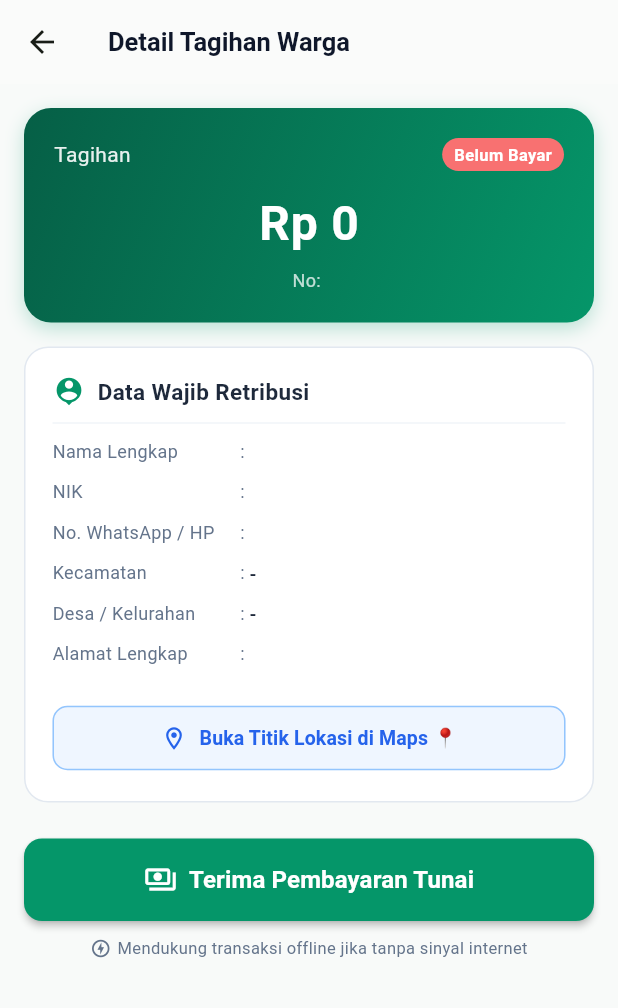
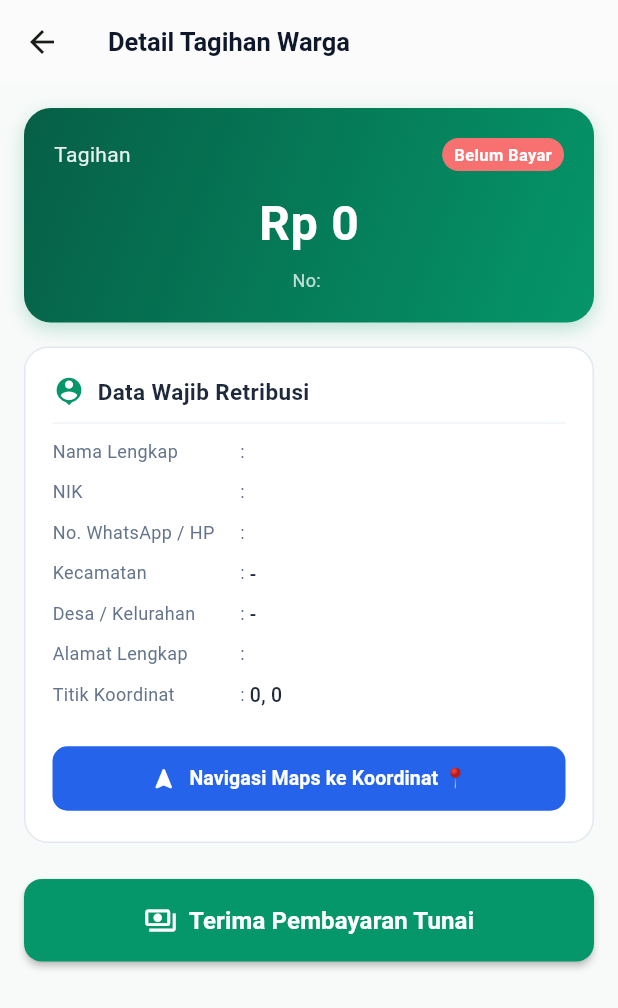
Before and after one commit to WithinTheDream/retribusikudusapp, a Flutter app: the DetailTagihanPetugasPage screen opened directly with empty values, on a phone screen of 412 x 824 dp. Shown: the top 1008 px of the screen. Run offline on Flutter 3.47's test engine with Material 3 defaults, Android fonts, the phone set to English and light mode, and no system bars; our stand-ins replace image_picker, shared_preferences, sqflite; accounts and stored records are empty.

Commit message:
feat(mobile): enforce mandatory lat/long input in pengajuan and use direct coordinate navigation in petugas maps

```diff
--- a/lib/screens/petugas/detail_tagihan_petugas_page.dart
+++ b/lib/screens/petugas/detail_tagihan_petugas_page.dart
@@ -36,26 +36,27 @@ class _DetailTagihanPetugasPageState extends State<DetailTagihanPetugasPage> {
   Future<void> _openGoogleMaps(dynamic wr) async {
     final lat = wr['latitude'] ?? wr['lat'];
     final lng = wr['longitude'] ?? wr['lokasi_long'];
-    final alamat = wr['alamat'] ?? '';
-    final desa = wr['desa']?['desa'] ?? '';
-    final kec = wr['kecamatan']?['kecamatan'] ?? '';
 
-    Uri url;
-    if (lat != null && lng != null && lat.toString().isNotEmpty && lng.toString().isNotEmpty) {
-      url = Uri.parse('https://www.google.com/maps/search/?api=1&query=$lat,$lng');
-    } else {
-      // Fallback menggunakan nama alamat lengkap di Kudus
-      final query = Uri.encodeComponent('$alamat, Desa $desa, Kec. $kec, Kudus, Jawa Tengah');
-      url = Uri.parse('https://www.google.com/maps/search/?api=1&query=$query');
+    if (lat == null || lng == null || lat.toString().isEmpty || lng.toString().isEmpty) {
+      if (!mounted) return;
+      ScaffoldMessenger.of(context).showSnackBar(
+        const SnackBar(
+          content: Text('⚠️ Titik koordinat Latitude & Longitude belum terdata untuk warga ini.'),
+          backgroundColor: Colors.orange,
+        ),
+      );
+      return;
     }
 
+    final Uri googleMapsUrl = Uri.parse('https://www.google.com/maps/search/?api=1&query=$lat,$lng');
+
     try {
-      if (await canLaunchUrl(url)) {
-        await launchUrl(url, mode: LaunchMode.externalApplication);
+      if (await canLaunchUrl(googleMapsUrl)) {
+        await launchUrl(googleMapsUrl, mode: LaunchMode.externalApplication);
       } else {
         if (!mounted) return;
         ScaffoldMessenger.of(context).showSnackBar(
-          const SnackBar(content: Text('Tidak dapat membuka aplikasi peta.')),
+          const SnackBar(content: Text('Tidak dapat membuka aplikasi Google Maps.')),
         );
       }
     } catch (e) {
@@ -293,24 +294,28 @@ class _DetailTagihanPetugasPageState extends State<DetailTagihanPetugasPage> {
                   _buildDetailRow('Kecamatan', kec),
                   _buildDetailRow('Desa / Kelurahan', desa),
                   _buildDetailRow('Alamat Lengkap', '$alamat ${rt.isNotEmpty ? "RT $rt " : ""}${rw.isNotEmpty ? "RW $rw" : ""}'),
+                  _buildDetailRow('Titik Koordinat', hasCoordinates ? '${wr['latitude'] ?? wr['lat']}, ${wr['longitude'] ?? wr['lokasi_long']}' : 'Belum terdata'),
 
                   const SizedBox(height: 14),
 
                   // Tombol Peta Google Maps
                   SizedBox(
                     width: double.infinity,
-                    child: OutlinedButton.icon(
+                    child: ElevatedButton.icon(
                       onPressed: () => _openGoogleMaps(wr),
-                      icon: const Icon(Icons.location_on_outlined, color: Color(0xFF2563EB), size: 18),
+                      icon: const Icon(Icons.navigation_rounded, color: Colors.white, size: 18),
                       label: Text(
-                        hasCoordinates ? 'Buka Titik Lokasi di Maps 📍' : 'Cari Alamat di Google Maps 📍',
-                        style: const TextStyle(fontSize: 13, fontWeight: FontWeight.bold, color: Color(0xFF2563EB)),
+                        hasCoordinates
+                            ? 'Navigasi Maps ke Koordinat 📍'
+                            : 'Titik Koordinat Belum Terdata ⚠️',
+                        style: const TextStyle(fontSize: 13, fontWeight: FontWeight.bold, color: Colors.white),
                       ),
-                      style: OutlinedButton.styleFrom(
-                        side: const BorderSide(color: Color(0xFF93C5FD)),
-                        backgroundColor: const Color(0xFFEFF6FF),
+                      style: ElevatedButton.styleFrom(
+                        backgroundColor: hasCoordinates ? const Color(0xFF2563EB) : const Color(0xFF94A3B8),
+                        foregroundColor: Colors.white,
                         padding: const EdgeInsets.symmetric(vertical: 12),
                         shape: RoundedRectangleBorder(borderRadius: BorderRadius.circular(10)),
+                        elevation: 0,
                       ),
                     ),
                   ),
@@ -342,19 +347,6 @@ class _DetailTagihanPetugasPageState extends State<DetailTagihanPetugasPage> {
               ),
             ),
             const SizedBox(height: 10),
-            Center(
-              child: Row(
-                mainAxisAlignment: MainAxisAlignment.center,
-                children: const [
-                  Icon(Icons.offline_bolt_outlined, size: 14, color: Color(0xFF64748B)),
-                  SizedBox(width: 4),
-                  Text(
-                    'Mendukung transaksi offline jika tanpa sinyal internet',
-                    style: TextStyle(fontSize: 11, color: Color(0xFF64748B)),
-                  ),
-                ],
-              ),
-            ),
           ],
         ),
       ),
```
Also changed, not shown: lib/screens/warga/pengajuan_screen.dart (+30 -2 lines).
